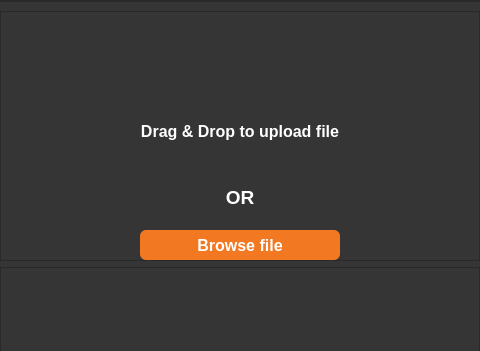
Above: newSimpleAnalyze/screens/ui/FileUploader.ui from Smidig-Leo/volatility3 before the change; both pictures show x 301 to 781 and y 0 to 351 of the 1082 by 674 pixel window. Below: the same form after it.
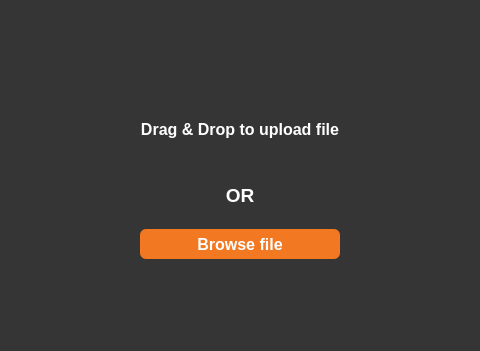
That is the form after the change. Icons and pictures are not drawn.

Commit message: removing border of frames on all devices

```diff
--- a/newSimpleAnalyze/screens/ui/FileUploader.ui
+++ b/newSimpleAnalyze/screens/ui/FileUploader.ui
@@ -14,7 +14,11 @@
    <string>MainWindow</string>
   </property>
   <property name="styleSheet">
-   <string notr="true">/*VERTICAL SCROLLBAR*/
+   <string notr="true">QWidget QFrame {
+	border:none;
+}
+
+/*VERTICAL SCROLLBAR*/
 QScrollBar:vertical {
 	border:none;
 	background-color: rgb(242, 102, 42);
```
The commit also changes 7 other files.
